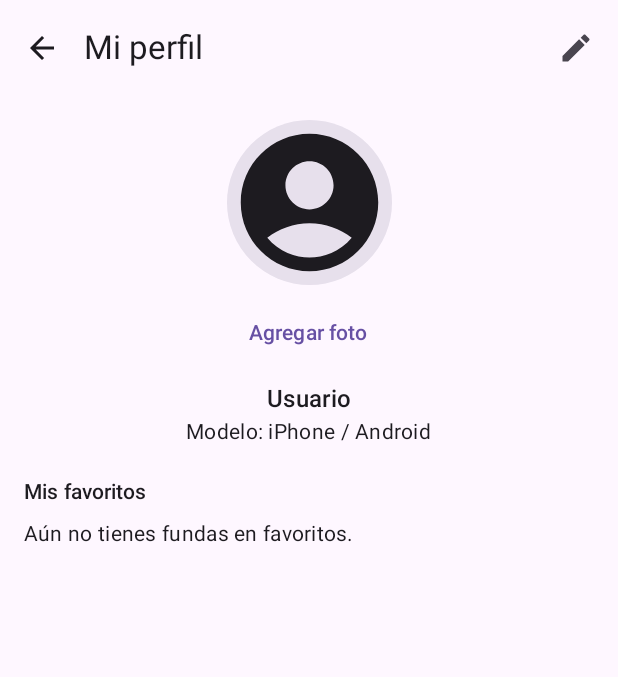
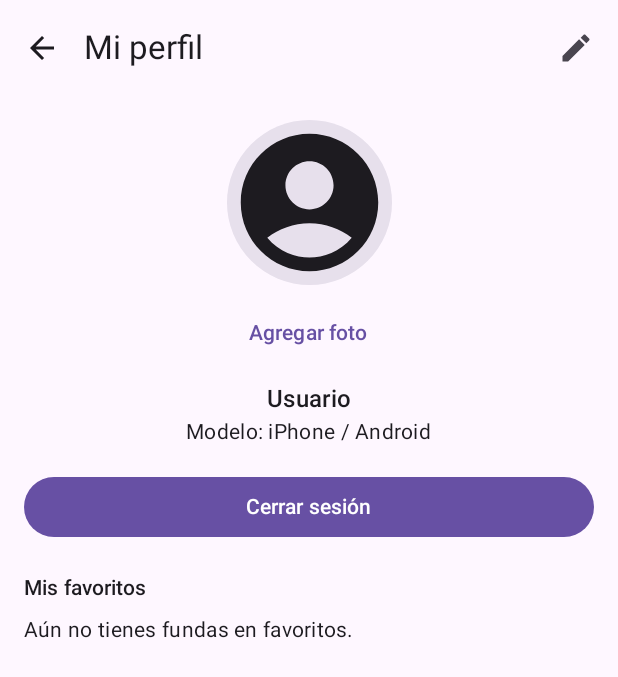
Before and after one commit to Cristina98-droid/CatalogoFundasApp, an Android app built with Jetpack Compose: the PerfilScreen screen opened through its navigation route, on a phone screen of 412 x 824 dp. Shown: the top 677 px of the screen. Run offline under Robolectric (Android 15) with nearby library versions, the phone set to English and light mode, and no system bars; our stand-ins replace livedata-compose.

Commit message:
En la pantalla de PerfilScreen se agrego el botón de cerrar sesión

```diff
--- a/app/src/main/java/com/ebc/catalogofundas/MainActivity.kt
+++ b/app/src/main/java/com/ebc/catalogofundas/MainActivity.kt
@@ -17,6 +17,7 @@ import androidx.navigation.compose.NavHost
 import androidx.navigation.compose.composable
 import androidx.navigation.compose.rememberNavController
 import com.ebc.catalogofundas.notifications.NotificationHelper
+import com.ebc.catalogofundas.utils.SessionManager
 import com.ebc.catalogofundas.view.CatalogoScreen
 import com.ebc.catalogofundas.view.DetalleScreen
 import com.ebc.catalogofundas.view.LoginScreen
@@ -31,7 +32,7 @@ class MainActivity : ComponentActivity() {
     override fun onCreate(savedInstanceState: Bundle?) {
         super.onCreate(savedInstanceState)
 
-        // Viene de NotificationHelper cuando el usuario toca la notificación
+        // Extra cuando viene de la notificación
         val openFavorites = intent?.getBooleanExtra("openFavorites", false) ?: false
 
         setContent {
@@ -42,21 +43,24 @@ class MainActivity : ComponentActivity() {
 
 @Composable
 fun CatalogoFundasApp(openFavorites: Boolean) {
+
     val navController = rememberNavController()
     val loginVM: LoginViewModel = viewModel()
     val catalogoVM: CatalogoViewModel = viewModel()
-
     val context = LocalContext.current
 
-    // 1) Crear canal de notificación (una vez)
+    //  Sesión guardada
+    val isLoggedIn = SessionManager.isLoggedIn(context)
+
+    // 1️⃣ Crear canal de notificación
     LaunchedEffect(Unit) {
         NotificationHelper.createChannel(context)
     }
 
-    // 2) Pedir permiso de notificaciones (Android 13+)
+    // 2️⃣ Permiso POST_NOTIFICATIONS (Android 13+)
     val permissionLauncher = rememberLauncherForActivityResult(
         contract = ActivityResultContracts.RequestPermission(),
-        onResult = { /* no necesitas hacer nada */ }
+        onResult = { }
     )
 
     LaunchedEffect(Unit) {
@@ -72,7 +76,7 @@ fun CatalogoFundasApp(openFavorites: Boolean) {
         }
     }
 
-    // 3) Escuchar eventos del ViewModel para mostrar notificación
+    // 3️⃣ Escuchar eventos del ViewModel (notificación)
     LaunchedEffect(Unit) {
         catalogoVM.uiEvents.collectLatest { event ->
             when (event) {
@@ -86,18 +90,24 @@ fun CatalogoFundasApp(openFavorites: Boolean) {
         }
     }
 
-    // Ruta a la que queremos ir cuando el usuario toque la notificación
+    // Ruta después del login o notificación
     val routeAfterLogin = if (openFavorites) "perfil" else "catalogo"
+
+
+    val startDestination = if (isLoggedIn) routeAfterLogin else "login"
 
     NavHost(
         navController = navController,
-        startDestination = "login"
+        startDestination = startDestination
     ) {
+
         // LOGIN
         composable("login") {
             LoginScreen(
                 viewModel = loginVM,
                 onLoginExitoso = {
+                    SessionManager.setLoggedIn(context, true)
+
                     navController.navigate(routeAfterLogin) {
                         popUpTo("login") { inclusive = true }
                     }
@@ -112,8 +122,16 @@ fun CatalogoFundasApp(openFavorites: Boolean) {
         composable("registro") {
             RegistroScreen(
                 viewModel = loginVM,
-                onRegistroExitoso = { navController.popBackStack() }, // vuelve a "login"
-                onCancelar = { navController.popBackStack() }
+                onRegistroExitoso = {
+                    SessionManager.setLoggedIn(context, true)
+
+                    navController.navigate("catalogo") {
+                        popUpTo("login") { inclusive = true }
+                    }
+                },
+                onCancelar = {
+                    navController.popBackStack()
+                }
             )
         }
 
@@ -128,11 +146,17 @@ fun CatalogoFundasApp(openFavorites: Boolean) {
             )
         }
 
-        // PERFIL (tu pantalla donde normalmente están favoritos)
+        // PERFIL
         composable("perfil") {
             PerfilScreen(
                 catalogoViewModel = catalogoVM,
-                onVolver = { navController.popBackStack() }
+                onVolver = { navController.popBackStack() },
+                onCerrarSesion = {
+                    SessionManager.logout(context)
+                    navController.navigate("login") {
+                        popUpTo(0)
+                    }
+                }
             )
         }
 
--- /dev/null
+++ b/app/src/main/java/com/ebc/catalogofundas/utils/SessionManager.kt
@@ -0,0 +1,22 @@
+package com.ebc.catalogofundas.utils
+
+import android.content.Context
+
+object SessionManager {
+    private const val PREFS_NAME = "user_session"
+    private const val KEY_LOGGED_IN = "is_logged_in"
+
+    fun setLoggedIn(context: Context, loggedIn: Boolean) {
+        val prefs = context.getSharedPreferences(PREFS_NAME, Context.MODE_PRIVATE)
+        prefs.edit().putBoolean(KEY_LOGGED_IN, loggedIn).apply()
+    }
+
+    fun isLoggedIn(context: Context): Boolean {
+        val prefs = context.getSharedPreferences(PREFS_NAME, Context.MODE_PRIVATE)
+        return prefs.getBoolean(KEY_LOGGED_IN, false)
+    }
+
+    fun logout(context: Context) {
+        setLoggedIn(context, false)
+    }
+}
--- a/app/src/main/java/com/ebc/catalogofundas/view/com/ebc/catalogofundas/view/PerfilScreen.kt
+++ b/app/src/main/java/com/ebc/catalogofundas/view/com/ebc/catalogofundas/view/PerfilScreen.kt
@@ -53,13 +53,15 @@ import androidx.compose.ui.platform.LocalContext
 import androidx.compose.ui.res.painterResource
 import androidx.compose.ui.unit.dp
 import androidx.core.net.toUri
+import com.ebc.catalogofundas.utils.SessionManager
 import com.ebc.catalogofundas.viewmodel.CatalogoViewModel
 
 @OptIn(ExperimentalMaterial3Api::class)
 @Composable
 fun PerfilScreen(
     catalogoViewModel: CatalogoViewModel,
-    onVolver: () -> Unit
+    onVolver: () -> Unit,
+    onCerrarSesion: () -> Unit
 ) {
     val context = LocalContext.current
 
@@ -154,6 +156,18 @@ fun PerfilScreen(
 
             Text(usuario.nombre, style = MaterialTheme.typography.titleMedium)
             Text("Modelo: ${usuario.modeloTelefono}", style = MaterialTheme.typography.bodyMedium)
+
+            // ✅ Botón cerrar sesión
+            Spacer(Modifier.height(16.dp))
+            Button(
+                onClick = {
+                    SessionManager.logout(context)
+                    onCerrarSesion()
+                },
+                modifier = Modifier.fillMaxWidth()
+            ) {
+                Text("Cerrar sesión")
+            }
 
             Spacer(Modifier.height(20.dp))
 
```
